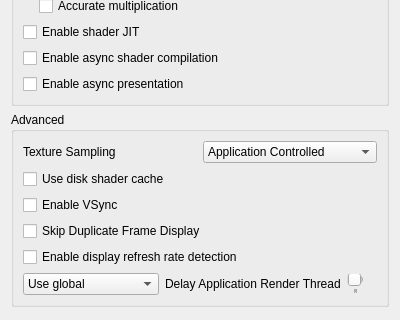
Before: the Qt Designer form src/citra_qt/configuration/configure_graphics.ui in azahar-emu/azahar, drawn with Qt 5; both pictures show x 0 to 400 and y 239 to 559 of the 400 by 559 pixel window.
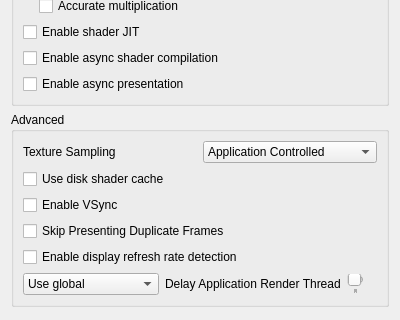
After: the same form once the commit is applied.

Commit message: add opengl implementation and link to ui

```diff
--- a/src/citra_qt/configuration/configure_graphics.ui
+++ b/src/citra_qt/configuration/configure_graphics.ui
@@ -323,7 +323,7 @@
          <string>&lt;html&gt;&lt;head/&gt;&lt;body&gt;&lt;p&gt;Skips presenting duplicated frames in 30fps games. This allows external frame generation tools to work correctly in 30fps games. This does not boost performance.&lt;/p&gt;&lt;/body&gt;&lt;/html&gt;</string>
         </property>
         <property name="text">
-         <string>Skip Duplicate Frame Display</string>
+         <string>Skip Presenting Duplicate Frames</string>
         </property>
        </widget>
       </item>
```
Left out of the diff: 2 changed lines with no effect on the pictures. The commit also changes 2 other files.
